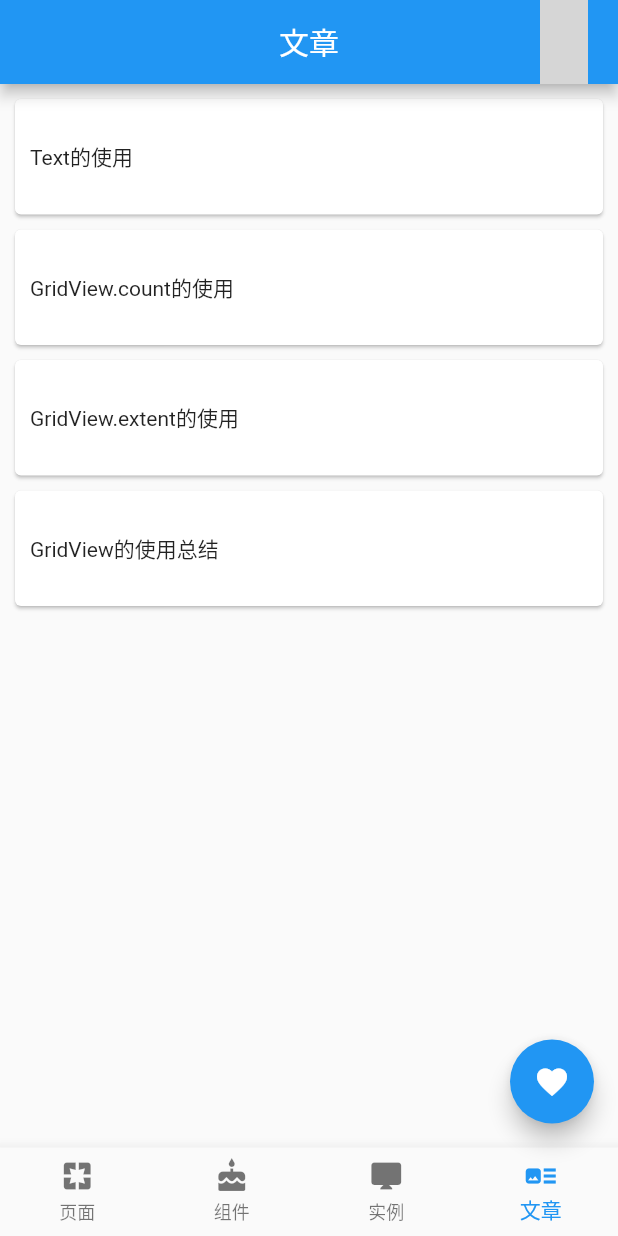
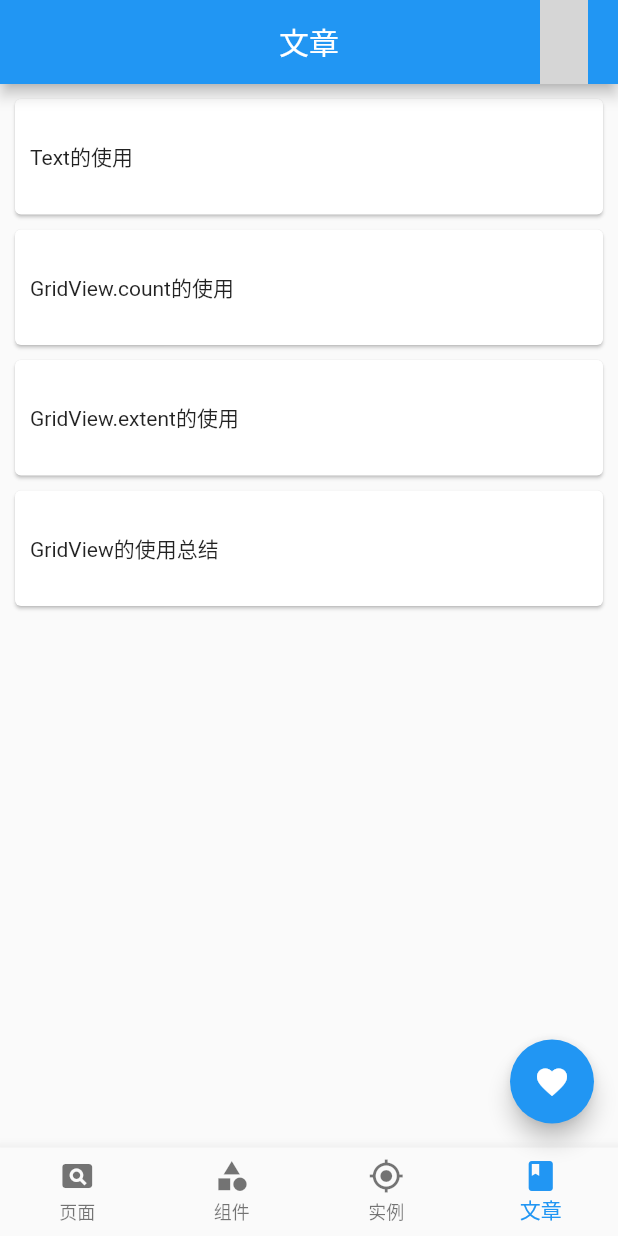
Before and after one commit to jiangkang/flutter-system, a Flutter app: the screen it shows after launch, item 4 of the bottom bar chosen, on a phone screen of 412 x 824 dp. Run offline on Flutter 3.47's test engine with Material 2 defaults, Android fonts, the phone set to English and light mode, and no system bars; our stand-ins replace webview_flutter; network calls fail; grey boxes are pictures that could not be loaded.

Commit message:
icon优化

```diff
--- a/lib/home.dart
+++ b/lib/home.dart
@@ -53,19 +53,19 @@ class _HomePageState extends State<HomePage> {
       bottomNavigationBar: BottomNavigationBar(
         items: <BottomNavigationBarItem>[
           BottomNavigationBarItem(
-              icon: Icon(Icons.pages),
+              icon: Icon(Icons.pageview),
               title: Text("页面"),
               backgroundColor: Theme.of(context).primaryColor),
           BottomNavigationBarItem(
-              icon: Icon(Icons.cake),
+              icon: Icon(Icons.category),
               title: Text("组件"),
               backgroundColor: Theme.of(context).primaryColor),
           BottomNavigationBarItem(
-              icon: Icon(Icons.desktop_mac),
+              icon: Icon(Icons.gps_fixed),
               title: Text("实例"),
               backgroundColor: Theme.of(context).primaryColor),
           BottomNavigationBarItem(
-            icon: Icon(Icons.art_track),
+            icon: Icon(Icons.book),
             title: Text("文章"),
             backgroundColor: Theme.of(context).primaryColor,
           ),
--- a/lib/page/page_entry.dart
+++ b/lib/page/page_entry.dart
@@ -128,7 +128,10 @@ class ArticleEntry extends StatelessWidget {
                 child: Padding(
                   padding:
                       const EdgeInsets.only(top: 28.0, bottom: 28.0, left: 10),
-                  child: Text(articleEntries[index].title),
+                  child: Hero(
+                    child: Text(articleEntries[index].title),
+                    tag: articleEntries[index].title,
+                  ),
                 ),
               ),
             );
--- a/lib/page/web_page.dart
+++ b/lib/page/web_page.dart
@@ -19,7 +19,10 @@ class _WebPageState extends State<WebPage> {
   Widget build(BuildContext context) {
     return Scaffold(
       appBar: AppBar(
-        title: Text(widget.title),
+        title: Hero(
+          child: Text(widget.title),
+          tag: widget.title,
+        ),
         centerTitle: true,
       ),
       body: WebView(
--- a/pubspec.yaml
+++ b/pubspec.yaml
@@ -15,6 +15,7 @@ dependencies:
   cupertino_icons: ^0.1.2
   webview_flutter:
   url_launcher:
+  http:
 #  video_player:
 #  shared_preferences:
 #  share:
```
Also changed, not shown: pubspec.lock, 4 other files.
